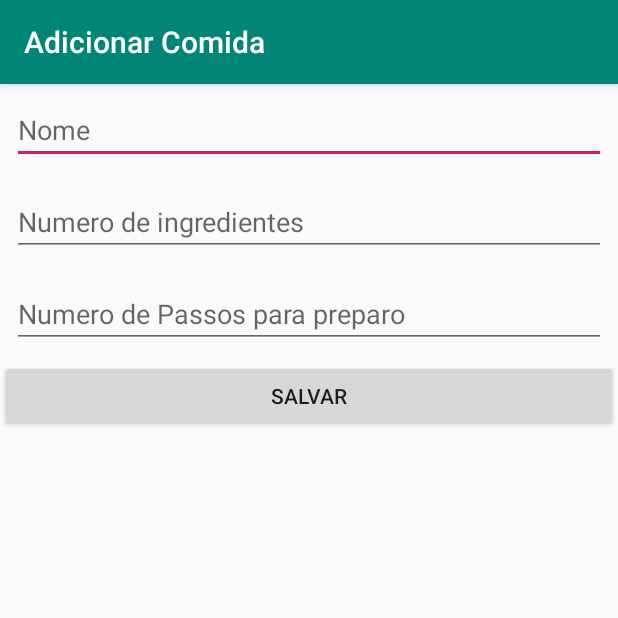
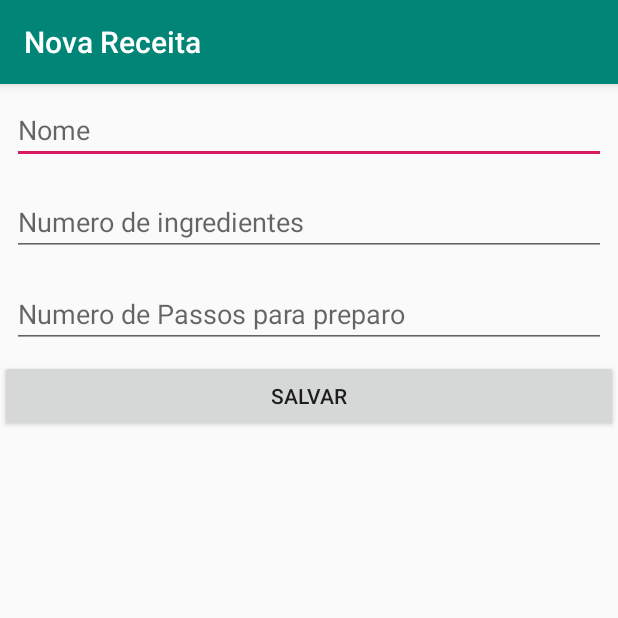
Before and after one commit to DevNaNuvem/FoodList, an Android app: the RecipeFormActivity screen opened directly, with no data from a screen before it, on a phone screen of 412 x 824 dp, the top half of it. Run offline under Robolectric (Android 15) with nearby library versions, the phone set to English and light mode, and no system bars.

Commit message:
[food-0005] minor refactoring

```diff
--- a/app/src/main/java/com/devnanuvem/foodlist/model/Recipe.java
+++ b/app/src/main/java/com/devnanuvem/foodlist/model/Recipe.java
@@ -1,4 +1,6 @@
 package com.devnanuvem.foodlist.model;
+
+import androidx.annotation.NonNull;
 
 public class Recipe {
     private final String recipeName;
@@ -11,6 +13,7 @@ public class Recipe {
         this.recipeNumberOfSteps = recipeNumberOfSteps;
     }
 
+    @NonNull
     @Override
     public String toString() {
         return recipeName;
--- a/app/src/main/java/com/devnanuvem/foodlist/ui/activity/RecipeFormActivity.java
+++ b/app/src/main/java/com/devnanuvem/foodlist/ui/activity/RecipeFormActivity.java
@@ -1,11 +1,11 @@
 package com.devnanuvem.foodlist.ui.activity;
-
-import androidx.appcompat.app.AppCompatActivity;
 
 import android.os.Bundle;
 import android.view.View;
 import android.widget.Button;
 import android.widget.EditText;
+
+import androidx.appcompat.app.AppCompatActivity;
 
 import com.devnanuvem.foodlist.R;
 import com.devnanuvem.foodlist.dao.RecipeDAO;
@@ -17,7 +17,7 @@ public class RecipeFormActivity extends AppCompatActivity {
     protected void onCreate(Bundle savedInstanceState) {
         super.onCreate(savedInstanceState);
         setContentView(R.layout.activity_recipe_form);
-        setTitle("Adicionar Comida");
+        setTitle("Nova Receita");
 
         final RecipeDAO recipeDAO = new RecipeDAO();
 
```
